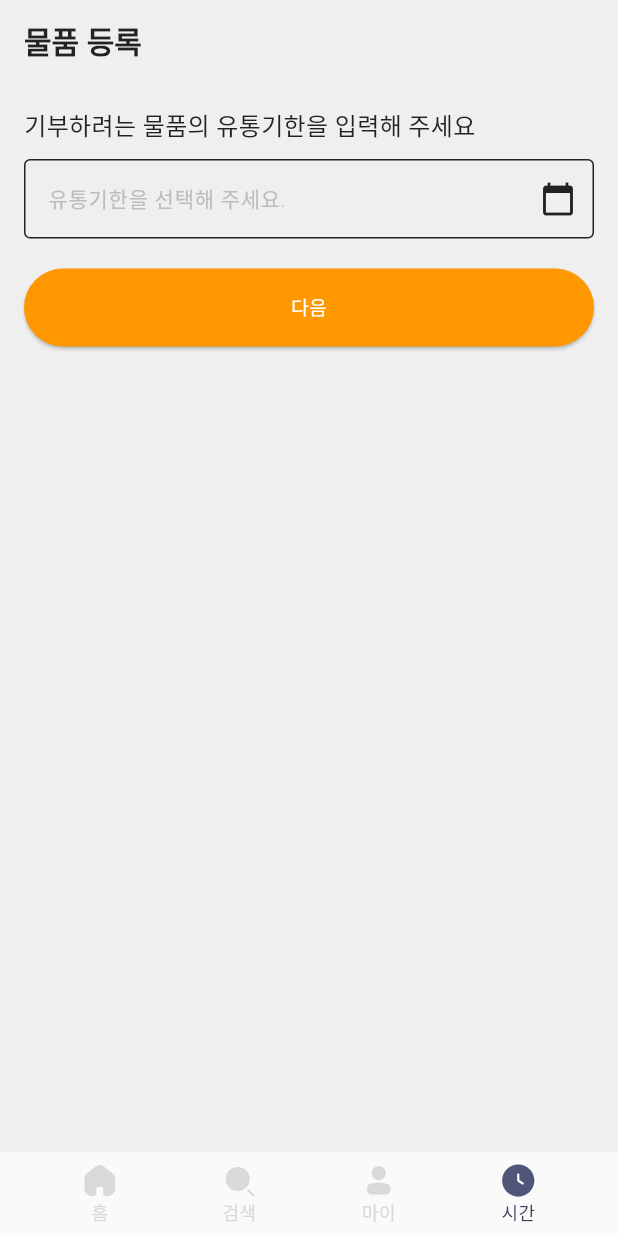
After one commit to team-bbtrain/BabBBu, a Flutter app: the screen it shows after launch, item 4 of the bottom bar chosen, on a phone screen of 412 x 824 dp. The commit adds this screen. Run offline on Flutter 3.47's test engine with Material 3 defaults, Android fonts, the phone set to English and light mode, and no system bars; our stand-ins replace flutter_svg; Roboto replaces fonts that are missing (Pretendard).

Commit message:
feat: add an example how to use calendar widget

```diff
--- a/lib/main.dart
+++ b/lib/main.dart
@@ -3,6 +3,7 @@ import 'package:flutter/material.dart';
 import 'ui/screens/home_screen.dart';
 import 'ui/screens/map_screen.dart';
 import 'ui/screens/settings_screen.dart';
+import 'ui/screens/expiration_date_page.dart';
 import 'ui/theme/theme.dart';
 
 void main() => runApp(MyApp());
@@ -34,6 +35,7 @@ class _MainScreenState extends State<MainScreen> {
     HomeScreen(),
     MapScreen(),
     SettingsScreen(),
+    ExpirationDatePickerPage(),
   ];
 
   void onTabTapped(int index) {
--- /dev/null
+++ b/lib/ui/screens/expiration_date_page.dart
@@ -0,0 +1,80 @@
+import 'package:BabBBu/ui/widgets/calendar.dart';
+import 'package:flutter/material.dart';
+import 'package:intl/intl.dart';
+
+class ExpirationDatePickerPage extends StatefulWidget {
+  @override
+  _ExpirationDatePickerPageState createState() =>
+      _ExpirationDatePickerPageState();
+}
+
+class _ExpirationDatePickerPageState extends State<ExpirationDatePickerPage> {
+  DateTime? _selectedDate;
+  TextEditingController _dateController = TextEditingController(); // 선택된 날짜 표시
+
+  // calendar.dart 사용법
+  Future<void> _showDatePicker() async {
+    await showModalBottomSheet(
+      context: context,
+      isScrollControlled: true,
+      builder: (BuildContext context) {
+        return CustomCalendarWidget(
+          initialDate: _selectedDate ?? DateTime.now(),
+          onDateSelected: (DateTime selectedDate) {
+            setState(() {
+              _selectedDate = selectedDate;
+              _dateController.text =
+                  DateFormat('yyyy.MM.dd').format(selectedDate);
+            });
+          },
+        );
+      },
+    );
+  }
+
+  @override
+  Widget build(BuildContext context) {
+    return Scaffold(
+      appBar: AppBar(title: Text("물품 등록")),
+      body: Padding(
+        padding: const EdgeInsets.all(16.0),
+        child: Column(
+          crossAxisAlignment: CrossAxisAlignment.start,
+          children: [
+            Text(
+              "기부하려는 물품의 유통기한을 입력해 주세요",
+              style: TextStyle(fontSize: 16),
+            ),
+            SizedBox(height: 10),
+            GestureDetector(
+              onTap: _showDatePicker, // TextField 클릭 시 calendar 모달 열기
+              child: AbsorbPointer(
+                child: TextField(
+                  controller: _dateController,
+                  decoration: InputDecoration(
+                    hintText: "유통기한을 선택해 주세요.",
+                    suffixIcon: Icon(Icons.calendar_today),
+                    border: OutlineInputBorder(),
+                  ),
+                ),
+              ),
+            ),
+            SizedBox(height: 20),
+            // 다음 버튼
+            ElevatedButton(
+              style: ElevatedButton.styleFrom(
+                backgroundColor: Colors.orange,
+                padding: const EdgeInsets.symmetric(vertical: 16),
+                minimumSize: Size(double.infinity, 48),
+              ),
+              child: Text("다음", style: TextStyle(color: Colors.white)),
+              onPressed: () {
+                // '다음' 버튼 동작
+              },
+            ),
+          ],
+        ),
+      ),
+    );
+  }
+}
--- a/lib/ui/widgets/common/navigation.dart
+++ b/lib/ui/widgets/common/navigation.dart
@@ -43,6 +43,7 @@ class AppNavigationBar extends StatelessWidget {
         child: BottomNavigationBar(
           elevation: 0,
           onTap: onTabTapped,
+          type: BottomNavigationBarType.fixed,
           currentIndex: currentIndex,
           backgroundColor: AppColors.background100,
           unselectedLabelStyle: AppTextStyles.captionNormalMedium.copyWith(
@@ -59,6 +60,7 @@ class AppNavigationBar extends StatelessWidget {
             _buildNavItem(AppAssets.icons.home, 0, '홈'),
             _buildNavItem(AppAssets.icons.searchFilled, 1, '검색'),
             _buildNavItem(AppAssets.icons.user, 2, '마이'),
+            _buildNavItem(AppAssets.icons.timeCircle, 3, '시간'),
           ],
         ),
       ),
```
